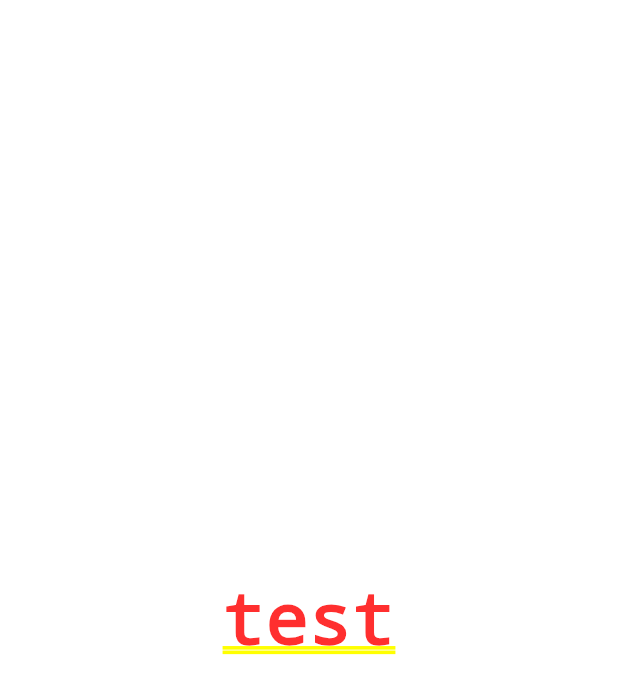
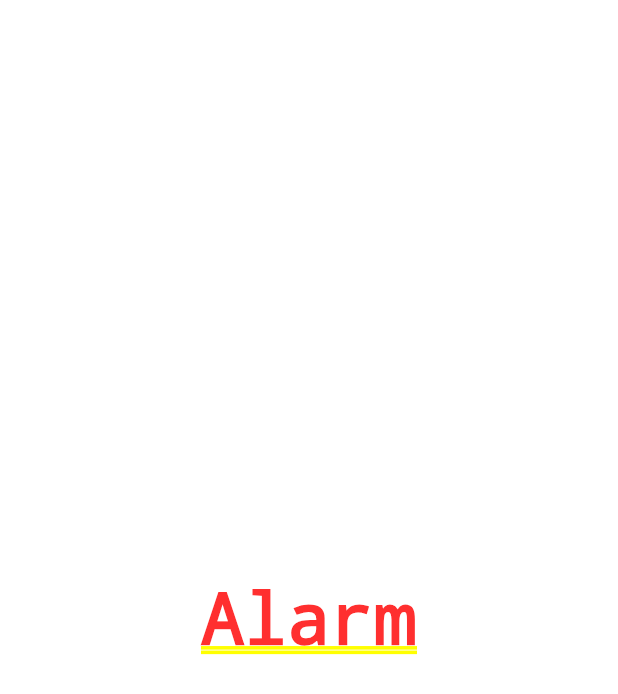
Before and after one commit to koji-1009/flutter_all_github, a Flutter app: the HomePage screen opened directly, on a phone screen of 412 x 824 dp. Shown: the top 694 px of the screen. Run offline on Flutter 3.47's test engine with Material 2 defaults, Android fonts, the phone set to English and light mode, and no system bars; our stand-ins replace flutter_hooks, freezed_annotation, hooks_riverpod, shared_preferences; missing offline and left inert: adaptive_navigation; accounts and stored records are empty; statements that could not run were skipped.

Commit message:
Add main body contents

```diff
--- a/lib/view/home.dart
+++ b/lib/view/home.dart
@@ -2,6 +2,12 @@ import 'package:adaptive_navigation/adaptive_navigation.dart';
 import 'package:flutter/material.dart';
 import 'package:flutter_hooks/flutter_hooks.dart';
 import 'package:hooks_riverpod/hooks_riverpod.dart';
+
+const _body = [
+  _AlarmBody(),
+  _BookBody(),
+  _CakeBody(),
+];
 
 class HomePage extends HookConsumerWidget {
   const HomePage({Key? key}) : super(key: key);
@@ -21,9 +27,40 @@ class HomePage extends HookConsumerWidget {
         AdaptiveScaffoldDestination(title: 'Book', icon: Icons.book),
         AdaptiveScaffoldDestination(title: 'Cake', icon: Icons.cake),
       ],
-      body: const Center(
-        child: Text('test'),
-      ),
+      body: _body[index.value],
     );
   }
 }
+
+class _AlarmBody extends StatelessWidget {
+  const _AlarmBody({Key? key}) : super(key: key);
+
+  @override
+  Widget build(BuildContext context) {
+    return const Center(
+      child: Text('Alarm'),
+    );
+  }
+}
+
+class _BookBody extends StatelessWidget {
+  const _BookBody({Key? key}) : super(key: key);
+
+  @override
+  Widget build(BuildContext context) {
+    return const Center(
+      child: Text('Book'),
+    );
+  }
+}
+
+class _CakeBody extends StatelessWidget {
+  const _CakeBody({Key? key}) : super(key: key);
+
+  @override
+  Widget build(BuildContext context) {
+    return const Center(
+      child: Text('Cake'),
+    );
+  }
+}
```
